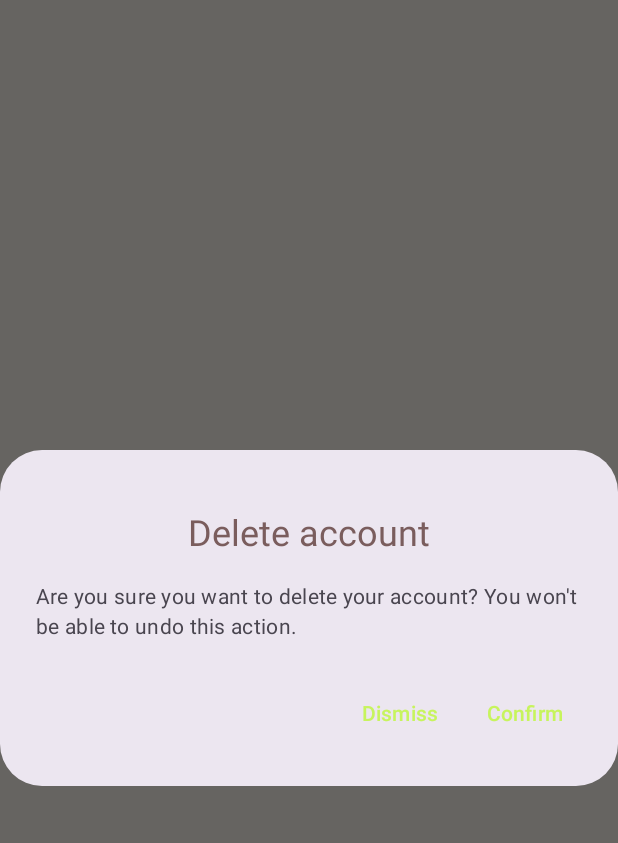
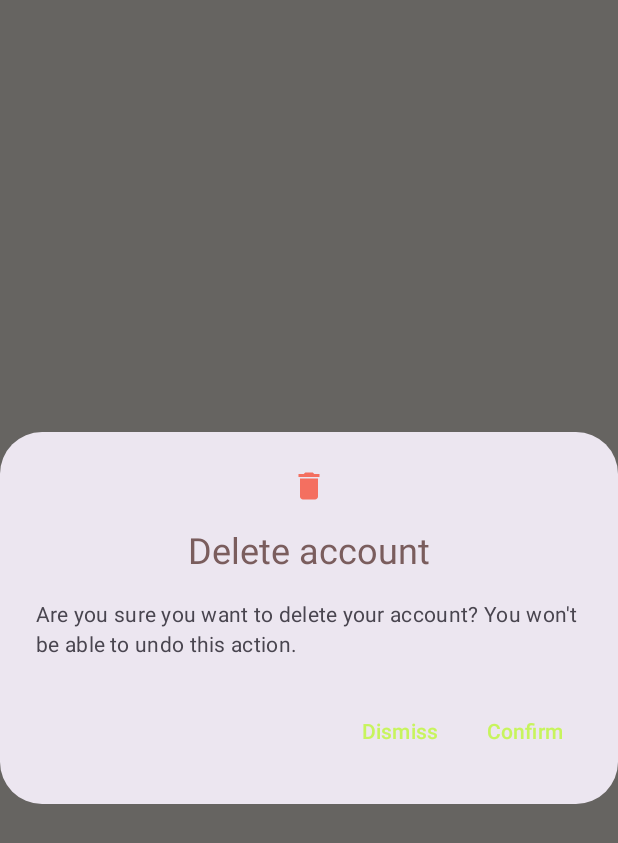
Before and after one commit to dianakarpeev/mutsu, an Android app built with Jetpack Compose: the composable ConfirmDeleteAccount shown on its own in the app's theme, on a phone screen of 412 x 824 dp. Shown: the top 843 px of the screen. Run offline under Robolectric (Android 15) with nearby library versions, the phone set to English and light mode, and no system bars; 1 statement that could not run was skipped.

Commit message:
fix icon display in alert dialogs
fixed the alert dialogs for when generating a grocery list and deleting your account so that their icon actually displays

```diff
--- a/app/src/main/java/com/example/mutsu/IngredientsScreen.kt
+++ b/app/src/main/java/com/example/mutsu/IngredientsScreen.kt
@@ -251,7 +251,7 @@ fun ListConfirmationPopUp(
     */
     AlertDialog(
         icon = {
-            Icons.Filled.List
+            Icon(Icons.Filled.List, contentDescription = null)
         },
         title = {
             Text("Generate Grocery List")
--- a/app/src/main/java/com/example/mutsu/loginRegistration/LoginRegister.kt
+++ b/app/src/main/java/com/example/mutsu/loginRegistration/LoginRegister.kt
@@ -8,9 +8,11 @@ import androidx.compose.foundation.layout.fillMaxWidth
 import androidx.compose.foundation.layout.padding
 import androidx.compose.material.icons.Icons
 import androidx.compose.material.icons.filled.Delete
+import androidx.compose.material.icons.filled.List
 import androidx.compose.material3.AlertDialog
 import androidx.compose.material3.Button
 import androidx.compose.material3.ExperimentalMaterial3Api
+import androidx.compose.material3.Icon
 import androidx.compose.material3.Text
 import androidx.compose.material3.TextButton
 import androidx.compose.material3.TextField
@@ -182,7 +184,7 @@ fun LoginRegisterScreen(
 fun ConfirmDeleteAccount(confirm: () -> Unit, dismiss: () -> Unit = {}){
     AlertDialog(
         icon = {
-            Icons.Filled.Delete
+            Icon(Icons.Filled.Delete, contentDescription = null)
         },
         title = {
             Text("Delete account")
```
